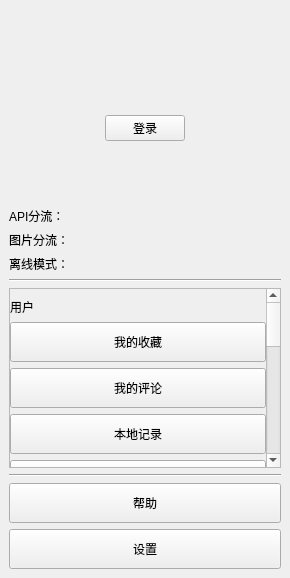
Old version of the form ui/component/ui_navigation.ui in the repository tonquer/JMComic-qt.
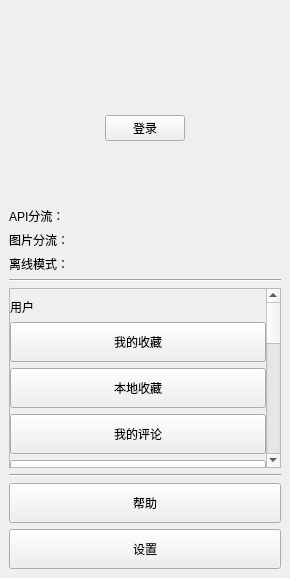
New version of the form. Icons and pictures are not drawn. Custom widgets are drawn as their Qt base class.

Commit message: 新增本地收藏

What changed in the file:
```diff
--- a/ui/component/ui_navigation.ui
+++ b/ui/component/ui_navigation.ui
@@ -180,9 +180,9 @@
          <property name="geometry">
           <rect>
            <x>0</x>
-           <y>-433</y>
+           <y>-336</y>
            <width>253</width>
-           <height>608</height>
+           <height>654</height>
           </rect>
          </property>
          <layout class="QVBoxLayout" name="verticalLayout_3">
@@ -249,6 +249,47 @@
             </attribute>
            </widget>
           </item>
+          <item>
+           <widget class="QToolButton" name="localCollectButton">
+            <property name="sizePolicy">
+             <sizepolicy hsizetype="Expanding" vsizetype="Fixed">
+              <horstretch>0</horstretch>
+              <verstretch>0</verstretch>
+             </sizepolicy>
+            </property>
+            <property name="minimumSize">
+             <size>
+              <width>150</width>
+              <height>40</height>
+             </size>
+            </property>
+            <property name="focusPolicy">
+             <enum>Qt::NoFocus</enum>
+            </property>
+            <property name="text">
+             <string>本地收藏</string>
+            </property>
+            <property name="icon">
+             <iconset>
+              <normaloff>:/images/menu/Contact.png</normaloff>:/images/menu/Contact.png</iconset>
+            </property>
+            <property name="iconSize">
+             <size>
+              <width>32</width>
+              <height>32</height>
+             </size>
+            </property>
+            <property name="checkable">
+             <bool>true</bool>
+            </property>
+            <property name="toolButtonStyle">
+             <enum>Qt::ToolButtonTextBesideIcon</enum>
+            </property>
+            <attribute name="buttonGroup">
+             <string notr="true">buttonGroup</string>
+            </attribute>
+           </widget>
+          </item>
           <item>
            <widget class="QToolButton" name="myCommentButton">
             <property name="sizePolicy">
```
Left out of the diff: 2 changed lines with no effect on the pictures. The commit also changes 33 other files.
